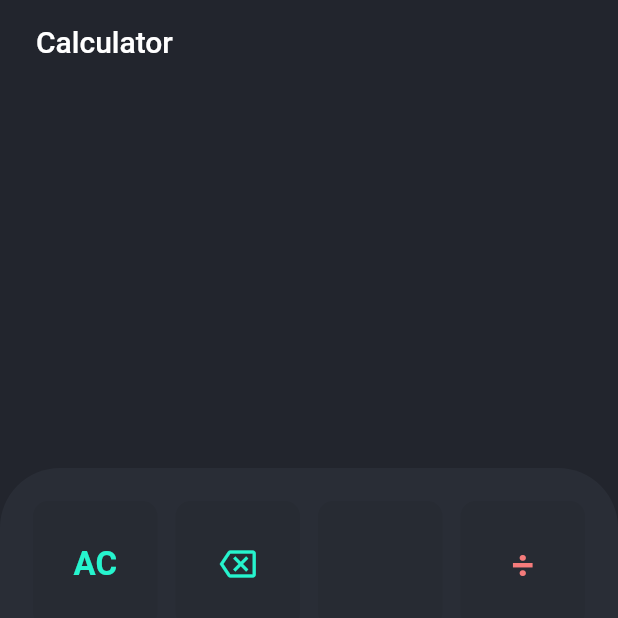
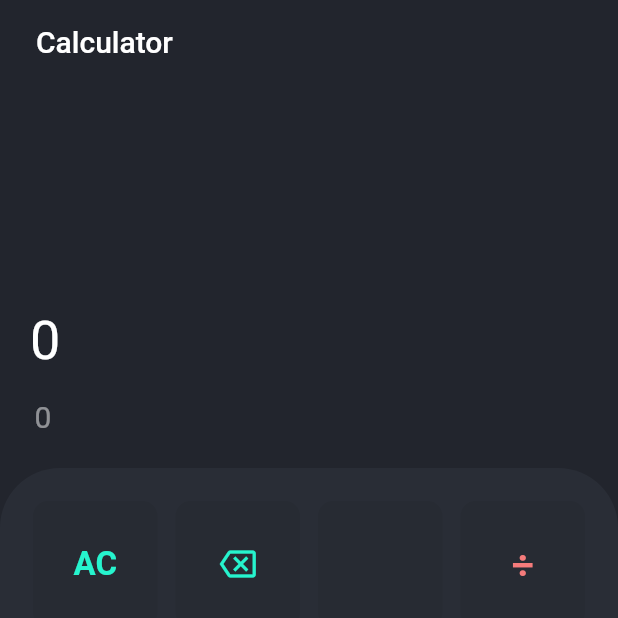
Before and after one commit to nadialvy/calculator-app, a Flutter app: the screen it shows after launch, on a phone screen of 412 x 824 dp, the top half of it. Run offline on Flutter 3.47's test engine with Material 2 defaults, Android fonts, the phone set to English and light mode, and no system bars.

Commit message:
UI on result

```diff
--- a/lib/main.dart
+++ b/lib/main.dart
@@ -42,7 +42,7 @@ class MainScreen extends StatelessWidget{
           children: [
             //untuk user input angka
             Expanded(
-              child: Container()
+              child: buildResult()
             ),
 
             //untuk kolom angka
@@ -55,6 +55,39 @@ class MainScreen extends StatelessWidget{
       ),
     );
   }
+
+  Widget buildResult(){
+    return Container(
+      padding: const EdgeInsets.all(20),
+      child: Column(
+        mainAxisAlignment: MainAxisAlignment.end,
+        crossAxisAlignment: CrossAxisAlignment.stretch,
+        children: [
+          Text(
+            '0',
+            overflow: TextOverflow.ellipsis,
+            style: TextStyle(
+              color: Colors.white,
+              fontSize: 36
+            ),
+          ),
+          const SizedBox(height: 15),
+          Padding(
+            padding: const EdgeInsets.all(3),
+            child: Text(
+              '0',
+              overflow: TextOverflow.ellipsis,
+              style: TextStyle(
+                color: Color.fromARGB(127, 255, 255, 255),
+                fontSize: 20,
+              ),
+            ),
+          ),
+        ],
+      ),
+    );
+  }
+
 
   Widget buildButtons(){
     return Container(
```
